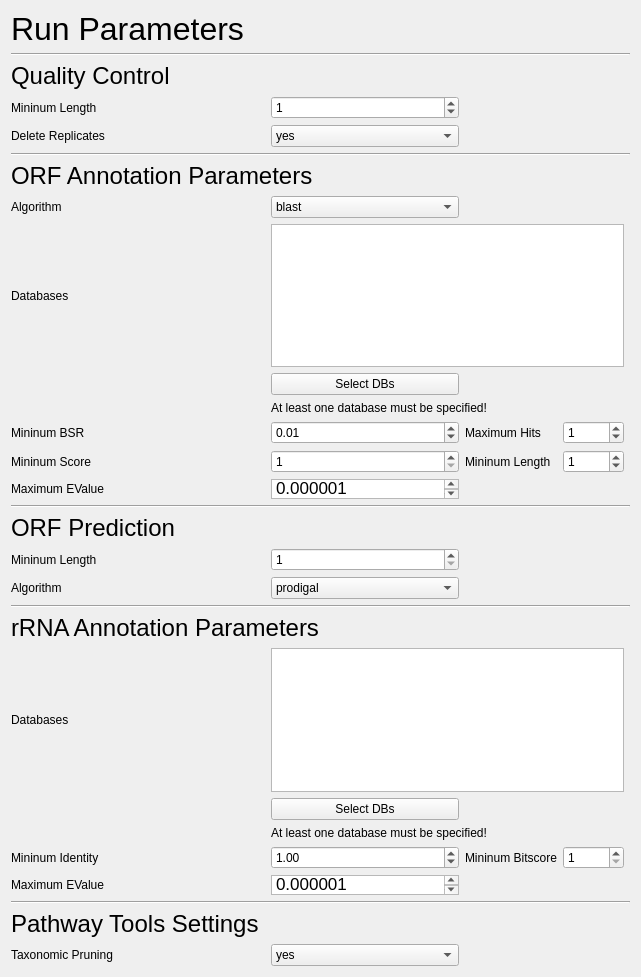
First picture: the form in SettingsTab.ui, repository hallamlab/MetaPathwaysGUI, before the edit.
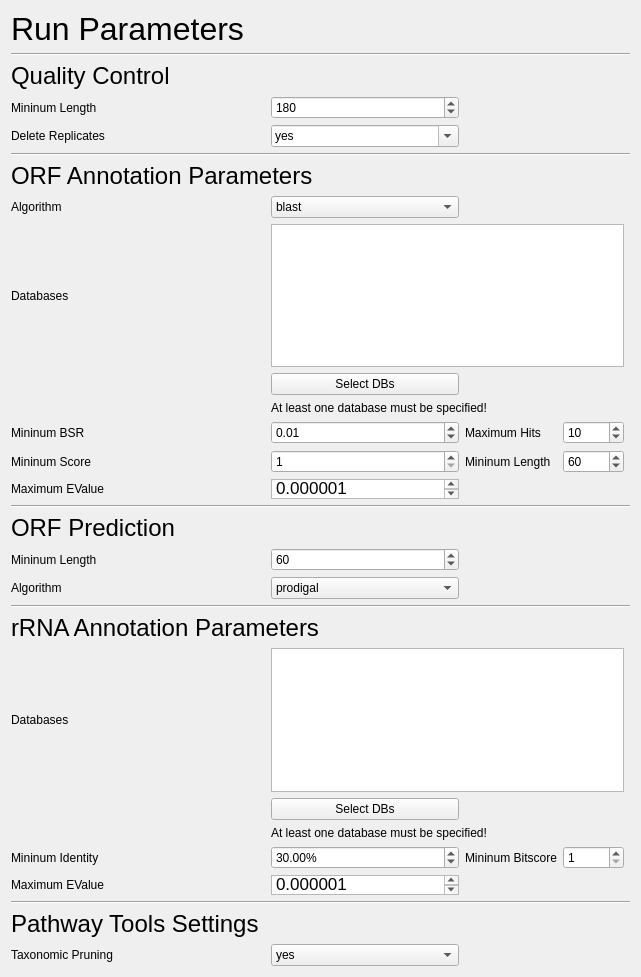
Second picture: the form after the edit.

Diff of the .ui file:
```diff
--- a/SettingsTab.ui
+++ b/SettingsTab.ui
@@ -35,13 +35,6 @@
      </property>
     </widget>
    </item>
-   <item row="30" column="0" colspan="2">
-    <widget class="QLabel" name="label_18">
-     <property name="text">
-      <string>Mininum Identity</string>
-     </property>
-    </widget>
-   </item>
    <item row="16" column="3" colspan="2">
     <widget class="QLabel" name="label_13">
      <property name="text">
@@ -66,13 +59,28 @@
      <property name="maximum">
       <number>99999999</number>
      </property>
-     <property name="value">
+     <property name="singleStep">
       <number>1</number>
      </property>
+     <property name="value">
+      <number>180</number>
+     </property>
     </widget>
    </item>
    <item row="6" column="2">
     <widget class="QComboBox" name="quality_controlDELETE_REPLICATES">
+     <property name="editable">
+      <bool>true</bool>
+     </property>
+     <property name="currentIndex">
+      <number>0</number>
+     </property>
+     <property name="maxVisibleItems">
+      <number>2</number>
+     </property>
+     <property name="maxCount">
+      <number>2</number>
+     </property>
      <item>
       <property name="text">
        <string>yes</string>
@@ -111,7 +119,7 @@
       <number>1000</number>
      </property>
      <property name="value">
-      <number>1</number>
+      <number>60</number>
      </property>
     </widget>
    </item>
@@ -137,6 +145,9 @@
      <property name="maximum">
       <number>10000</number>
      </property>
+     <property name="value">
+      <number>60</number>
+     </property>
     </widget>
    </item>
    <item row="21" column="0" colspan="2">
@@ -268,6 +279,9 @@
    </item>
    <item row="30" column="2">
     <widget class="QDoubleSpinBox" name="rrnaMIN_IDENTITY">
+     <property name="suffix">
+      <string>%</string>
+     </property>
      <property name="decimals">
       <number>2</number>
      </property>
@@ -278,7 +292,7 @@
       <double>1.000000000000000</double>
      </property>
      <property name="value">
-      <double>1.000000000000000</double>
+      <double>30.000000000000000</double>
      </property>
     </widget>
    </item>
@@ -360,7 +374,7 @@
       <number>1000</number>
      </property>
      <property name="value">
-      <number>1</number>
+      <number>10</number>
      </property>
     </widget>
    </item>
@@ -473,6 +487,13 @@
      </property>
     </widget>
    </item>
+   <item row="30" column="0">
+    <widget class="QLabel" name="label_18">
+     <property name="text">
+      <string>Mininum Identity         </string>
+     </property>
+    </widget>
+   </item>
   </layout>
  </widget>
  <tabstops>
```
Left out of the diff: 6 changed lines with no effect on the pictures.
